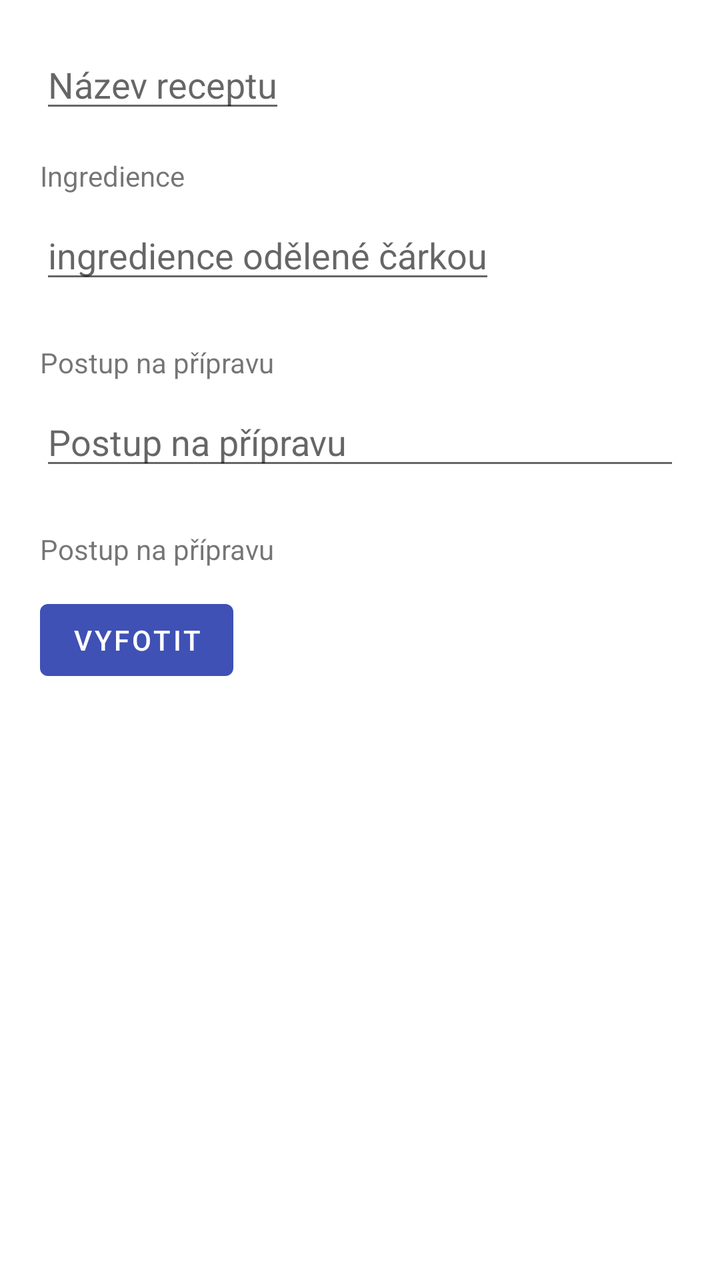
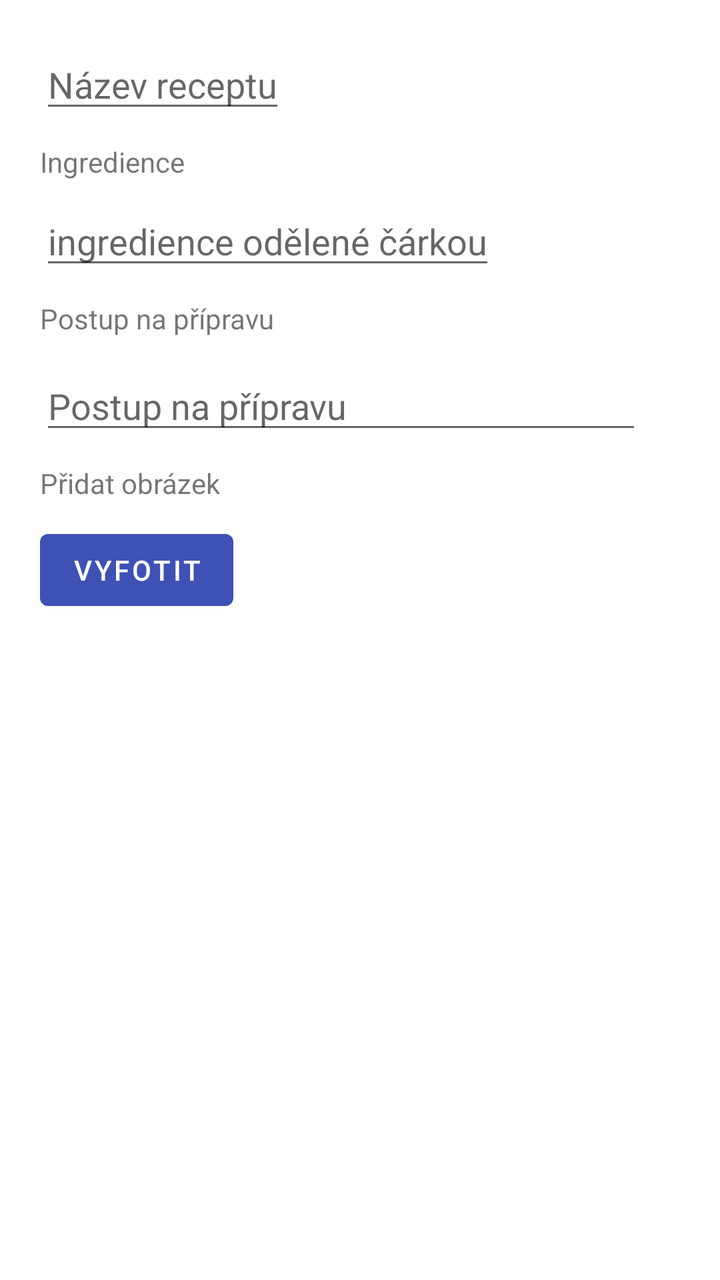

Screens rendered from an Android XML layout before and after an edit, with the pre-edit source and the edit as a unified diff.
<!-- AndroidManifest.xml: application theme Theme.Recepty -->
<!-- res/layout/fragment_novy_recept.xml -->
<?xml version="1.0" encoding="utf-8"?>
<androidx.core.widget.NestedScrollView xmlns:android="http://schemas.android.com/apk/res/android"
    xmlns:app="http://schemas.android.com/apk/res-auto"
    xmlns:tools="http://schemas.android.com/tools"
    android:layout_width="match_parent"
    android:layout_height="match_parent"
    tools:context=".NovyRecept"
    tools:ignore="SpeakableTextPresentCheck">

    <androidx.constraintlayout.widget.ConstraintLayout
        android:layout_width="match_parent"
        android:layout_height="match_parent"
        android:padding="@dimen/layoutMargin">

        <EditText
            android:id="@+id/nazev_receptu"
            android:layout_width="wrap_content"
            android:layout_height="wrap_content"
            android:hint="@string/Nazev_receptu"
            android:inputType="text|textCapSentences"
            app:layout_constraintStart_toStartOf="parent"
            app:layout_constraintTop_toTopOf="parent"
            app:layout_wrapBehaviorInParent="horizontal_only"
            />

        <TextView
            android:id="@+id/textView5"
            android:layout_width="wrap_content"
            android:layout_height="wrap_content"
            android:layout_marginBottom="8dp"
            android:text="@string/ingredienceLabel"
            app:layout_constraintBottom_toTopOf="@+id/ingredience_text"
            app:layout_constraintStart_toStartOf="@+id/ingredience_text" />

        <EditText
            android:id="@+id/ingredience_text"
            android:layout_width="wrap_content"
            android:layout_height="wrap_content"
            android:layout_marginTop="44dp"
            android:hint="@string/Ingredience"
            android:inputType="textMultiLine|textAutoComplete"
            app:layout_constraintStart_toStartOf="parent"
            app:layout_constraintTop_toBottomOf="@+id/nazev_receptu" />

        <EditText
            android:id="@+id/postup_na_pripravu_text"
            android:layout_width="0dp"
            android:layout_height="wrap_content"
            android:layout_marginTop="52dp"
            android:gravity="start|top"
            android:hint="@string/Postup_pripravy"
            android:inputType="textAutoCorrect|textMultiLine"
            app:layout_constraintEnd_toEndOf="parent"
            app:layout_constraintStart_toStartOf="parent"
            app:layout_constraintTop_toBottomOf="@+id/ingredience_text" />

        <TextView
            android:id="@+id/textView6"
            android:layout_width="wrap_content"
            android:layout_height="wrap_content"
            android:layout_marginBottom="8dp"
            android:text="@string/Postup_pripravy"
            app:layout_constraintBottom_toTopOf="@+id/postup_na_pripravu_text"
            app:layout_constraintStart_toStartOf="parent" />

        <TextView
            android:id="@+id/textView"
            android:layout_width="wrap_content"
            android:layout_height="wrap_content"
            android:layout_marginBottom="12dp"
            android:text="@string/Postup_pripravy"
            app:layout_constraintBottom_toTopOf="@+id/takePictureBtn"
            app:layout_constraintStart_toStartOf="parent" />

        <ImageView
            android:id="@+id/imageView"
            android:layout_width="0dp"
            android:layout_height="wrap_content"
            android:layout_marginTop="36dp"
            android:minHeight="500dp"
            app:layout_constraintEnd_toEndOf="parent"
            app:layout_constraintStart_toStartOf="parent"
            app:layout_constraintTop_toBottomOf="@+id/takePictureBtn" />

        <Button
            android:id="@+id/takePictureBtn"
            android:layout_width="wrap_content"
            android:layout_height="wrap_content"
            android:layout_marginTop="56dp"
            android:text="@string/addFotoBtn"
            app:layout_constraintStart_toStartOf="parent"
            app:layout_constraintTop_toBottomOf="@+id/postup_na_pripravu_text" />

        

    </androidx.constraintlayout.widget.ConstraintLayout>
</androidx.core.widget.NestedScrollView>
<!-- resources referenced by this layout -->
<resources>
  <dimen name="layoutMargin">20dp</dimen>
  <string name="Ingredience">ingredience odělené čárkou</string>
  <string name="Nazev_receptu">Název receptu</string>
  <string name="Postup_pripravy">Postup na přípravu</string>
  <string name="addFotoBtn">Vyfotit</string>
  <string name="ingredienceLabel">Ingredience</string>
  <style name="Theme.Recepty" parent="Theme.MaterialComponents.DayNight.DarkActionBar">
          
          <item name="colorPrimary">@color/purple_500</item>
          <item name="colorPrimaryVariant">@color/purple_700</item>
          <item name="colorOnPrimary">@color/white</item>
          
          <item name="colorSecondary">@color/teal_200</item>
          <item name="colorSecondaryVariant">@color/teal_700</item>   //cursor
          <item name="colorOnSecondary">@color/black</item>
          
          <item name="android:statusBarColor" tools:targetApi="l">?attr/colorPrimaryVariant</item>
          
      </style>
  <color name="purple_500">#3F51B5</color>
  <color name="purple_700">#226BD8</color>
  <color name="white">#FFFFFFFF</color>
  <color name="teal_200">#FF03DAC5</color>
  <color name="teal_700">#FF018786</color>
  <color name="black">#FF000000</color>
</resources>

<!-- the commit's change to res/layout/fragment_novy_recept.xml (unified diff, before → after) -->
@@ -7,9 +7,10 @@
     tools:context=".NovyRecept"
     tools:ignore="SpeakableTextPresentCheck">
 
-    <androidx.constraintlayout.widget.ConstraintLayout
+    <LinearLayout
         android:layout_width="match_parent"
         android:layout_height="match_parent"
+        android:orientation="vertical"
         android:padding="@dimen/layoutMargin">
 
         <EditText
@@ -17,81 +18,61 @@
             android:layout_width="wrap_content"
             android:layout_height="wrap_content"
             android:hint="@string/Nazev_receptu"
-            android:inputType="text|textCapSentences"
-            app:layout_constraintStart_toStartOf="parent"
-            app:layout_constraintTop_toTopOf="parent"
-            app:layout_wrapBehaviorInParent="horizontal_only"
-            />
+            android:inputType="text|textCapSentences" />
 
         <TextView
             android:id="@+id/textView5"
             android:layout_width="wrap_content"
             android:layout_height="wrap_content"
+            android:layout_marginTop="10dp"
             android:layout_marginBottom="8dp"
-            android:text="@string/ingredienceLabel"
-            app:layout_constraintBottom_toTopOf="@+id/ingredience_text"
-            app:layout_constraintStart_toStartOf="@+id/ingredience_text" />
+            android:text="@string/ingredienceLabel" />
 
         <EditText
             android:id="@+id/ingredience_text"
             android:layout_width="wrap_content"
             android:layout_height="wrap_content"
-            android:layout_marginTop="44dp"
             android:hint="@string/Ingredience"
-            android:inputType="textMultiLine|textAutoComplete"
-            app:layout_constraintStart_toStartOf="parent"
-            app:layout_constraintTop_toBottomOf="@+id/nazev_receptu" />
-
-        <EditText
-            android:id="@+id/postup_na_pripravu_text"
-            android:layout_width="0dp"
-            android:layout_height="wrap_content"
-            android:layout_marginTop="52dp"
-            android:gravity="start|top"
-            android:hint="@string/Postup_pripravy"
-            android:inputType="textAutoCorrect|textMultiLine"
-            app:layout_constraintEnd_toEndOf="parent"
-            app:layout_constraintStart_toStartOf="parent"
-            app:layout_constraintTop_toBottomOf="@+id/ingredience_text" />
-
-        <TextView
-            android:id="@+id/textView6"
-            android:layout_width="wrap_content"
-            android:layout_height="wrap_content"
-            android:layout_marginBottom="8dp"
-            android:text="@string/Postup_pripravy"
-            app:layout_constraintBottom_toTopOf="@+id/postup_na_pripravu_text"
-            app:layout_constraintStart_toStartOf="parent" />
+            android:inputType="textMultiLine|textAutoComplete" />
 
         <TextView
             android:id="@+id/textView"
             android:layout_width="wrap_content"
             android:layout_height="wrap_content"
+            android:layout_marginTop="10dp"
             android:layout_marginBottom="12dp"
-            android:text="@string/Postup_pripravy"
-            app:layout_constraintBottom_toTopOf="@+id/takePictureBtn"
-            app:layout_constraintStart_toStartOf="parent" />
+            android:text="@string/Postup_pripravy" />
 
-        <ImageView
-            android:id="@+id/imageView"
-            android:layout_width="0dp"
+        <EditText
+            android:id="@+id/postup_na_pripravu_text"
+            android:layout_width="301dp"
             android:layout_height="wrap_content"
-            android:layout_marginTop="36dp"
-            android:minHeight="500dp"
-            app:layout_constraintEnd_toEndOf="parent"
-            app:layout_constraintStart_toStartOf="parent"
-            app:layout_constraintTop_toBottomOf="@+id/takePictureBtn" />
+            android:gravity="start|top"
+            android:hint="@string/Postup_pripravy"
+            android:inputType="textAutoCorrect|textMultiLine" />
+
+        <TextView
+            android:id="@+id/takePicture"
+            android:layout_width="wrap_content"
+            android:layout_height="wrap_content"
+            android:layout_marginTop="10dp"
+            android:text="@string/takePicture" />
 
         <Button
             android:id="@+id/takePictureBtn"
             android:layout_width="wrap_content"
             android:layout_height="wrap_content"
-            android:layout_marginTop="56dp"
-            android:text="@string/addFotoBtn"
-            app:layout_constraintStart_toStartOf="parent"
-            app:layout_constraintTop_toBottomOf="@+id/postup_na_pripravu_text" />
+            android:layout_marginTop="10dp"
+            android:text="@string/addFotoBtn" />
+
+        <ImageView
+            android:id="@+id/imageView"
+            android:layout_width="match_parent"
+            android:layout_height="match_parent"
+            android:layout_marginTop="36dp"
+            android:minHeight="500dp" />
 
         
 
-    </androidx.constraintlayout.widget.ConstraintLayout>
+    </LinearLayout>
 </androidx.core.widget.NestedScrollView>
<!-- resource entries referenced after the edit -->
@@ -6,6 +6,7 @@
   <string name="Postup_pripravy">Postup na přípravu</string>
   <string name="addFotoBtn">Vyfotit</string>
   <string name="ingredienceLabel">Ingredience</string>
+  <string name="takePicture">Přidat obrázek</string>
   <style name="Theme.Recepty" parent="Theme.MaterialComponents.DayNight.DarkActionBar">
           
           <item name="colorPrimary">@color/purple_500</item>
